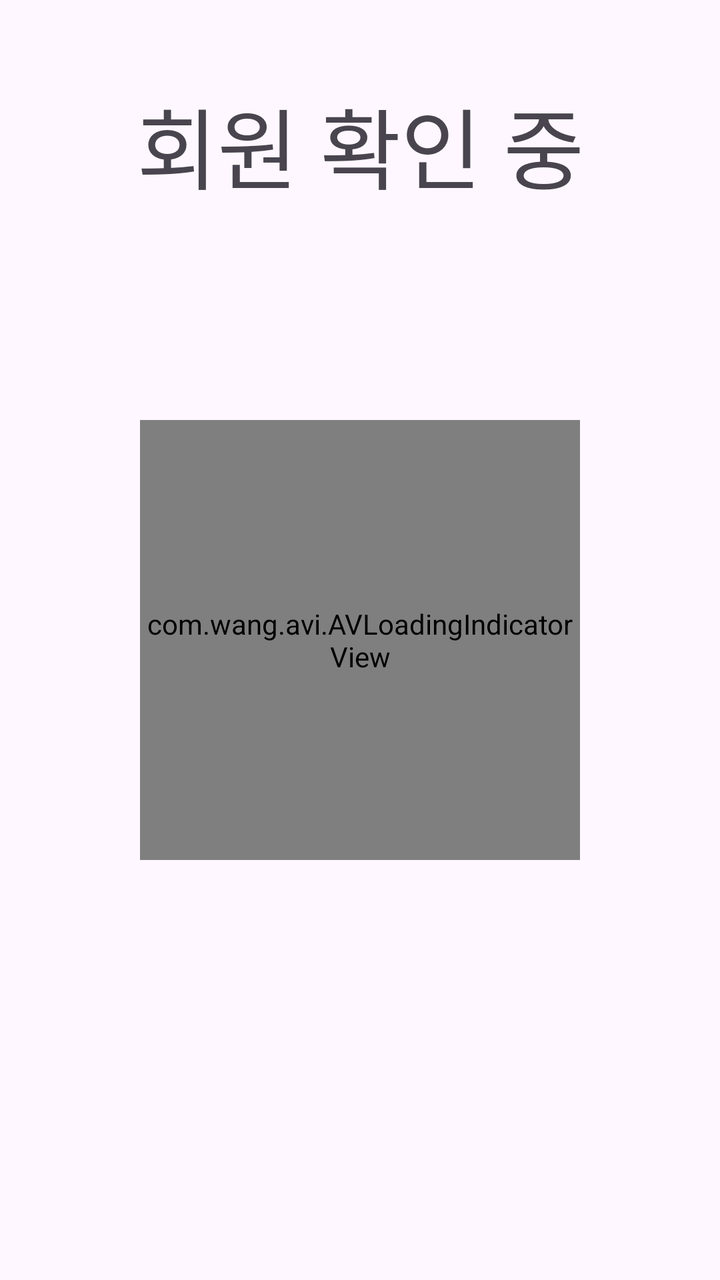
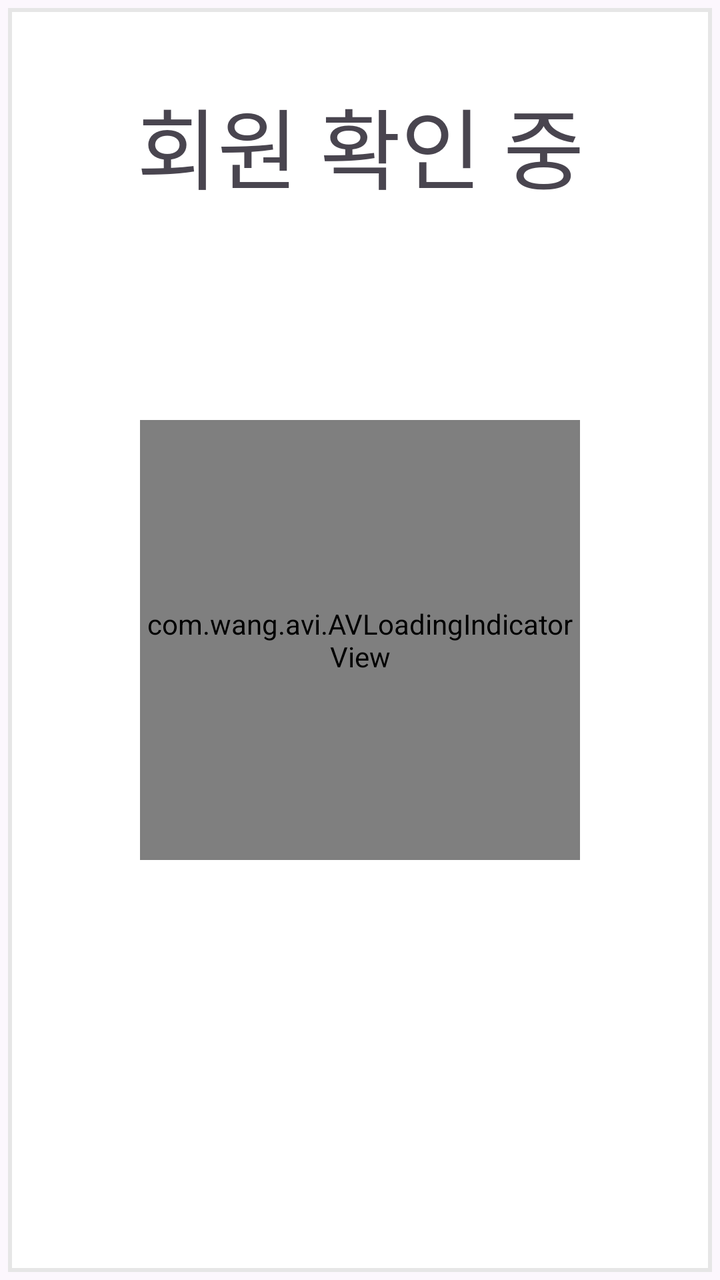

Compare the two renders of this Android layout. The source of the first and the diff that turns it into the second are given below.
<!-- AndroidManifest.xml: application theme Theme.FastCharger -->
<!-- res/layout/fragment_member_card_wait.xml -->
<?xml version="1.0" encoding="utf-8"?>
<androidx.constraintlayout.widget.ConstraintLayout xmlns:android="http://schemas.android.com/apk/res/android"
    xmlns:tools="http://schemas.android.com/tools"
    xmlns:app="http://schemas.android.com/apk/res-auto"
    android:layout_width="1024dp"
    android:layout_height="652dp"
    tools:context=".pages.MemberCardWaitFragment">

    <TextView
        android:id="@+id/txtMemberWaiting"
        android:layout_width="match_parent"
        android:layout_height="wrap_content"
        android:layout_marginTop="40dp"
        android:gravity="center"
        android:text="@string/memberWaitingMessage"
        android:textSize="44sp"
        app:layout_constraintEnd_toEndOf="parent"
        app:layout_constraintStart_toStartOf="parent"
        app:layout_constraintTop_toTopOf="parent"/>

    <com.wang.avi.AVLoadingIndicatorView
        android:id="@+id/avi"
        android:layout_width="220dp"
        android:layout_height="220dp"
        android:visibility="visible"
        app:indicatorName="BallSpinFadeLoaderIndicator"
        app:indicatorColor="@color/primary"
        app:layout_constraintStart_toStartOf="parent"
        app:layout_constraintTop_toTopOf="parent"
        app:layout_constraintBottom_toBottomOf="parent"
        app:layout_constraintEnd_toEndOf="parent" />

</androidx.constraintlayout.widget.ConstraintLayout>
<!-- resources referenced by this layout -->
<resources>
  <color name="primary">#06377B</color>
  <string name="memberWaitingMessage">회원 확인 중</string>
  <style name="Theme.FastCharger" parent="Base.Theme.FastCharger" />
  <style name="Base.Theme.FastCharger" parent="Theme.Material3.DayNight.NoActionBar">
          
          
          <item name="windowNoTitle">true</item>
          <item name="android:windowFullscreen">true</item>
      </style>
</resources>

<!-- the commit's change to res/layout/fragment_member_card_wait.xml (unified diff, before → after) -->
@@ -2,9 +2,17 @@
 <androidx.constraintlayout.widget.ConstraintLayout xmlns:android="http://schemas.android.com/apk/res/android"
     xmlns:tools="http://schemas.android.com/tools"
     xmlns:app="http://schemas.android.com/apk/res-auto"
-    android:layout_width="1024dp"
+    android:layout_width="512dp"
     android:layout_height="652dp"
     tools:context=".pages.MemberCardWaitFragment">
+
+    <View
+        android:id="@+id/view"
+        android:layout_width="match_parent"
+        android:layout_height="match_parent"
+        android:background="@drawable/layer_list_rect"
+        tools:layout_editor_absoluteX="5dp"
+        tools:layout_editor_absoluteY="5dp" />
 
     <TextView
         android:id="@+id/txtMemberWaiting"
<!-- resource entries referenced after the edit -->
@@ -1,6 +1,23 @@
 <!-- resources referenced by this layout -->
 <resources>
   <color name="primary">#06377B</color>
+  <!-- drawable layer_list_rect (drawable) -->
+  <?xml version="1.0" encoding="utf-8"?>
+  <layer-list xmlns:android="http://schemas.android.com/apk/res/android">
+      
+      <item>
+          <shape android:shape="rectangle">
+              <solid android:color="#33F4F4F4" />
+          </shape>
+      </item>
+      
+      <item android:bottom="4dp" android:right="4dp" android:top="4dp" android:left="4dp">
+          <shape android:shape="rectangle">
+              <solid android:color="#FFFFFF"/>
+              <stroke android:color="#E6E6E6" android:width="2dp" />
+          </shape>
+      </item>
+  </layer-list>
   <string name="memberWaitingMessage">회원 확인 중</string>
   <style name="Theme.FastCharger" parent="Base.Theme.FastCharger" />
   <style name="Base.Theme.FastCharger" parent="Theme.Material3.DayNight.NoActionBar">
